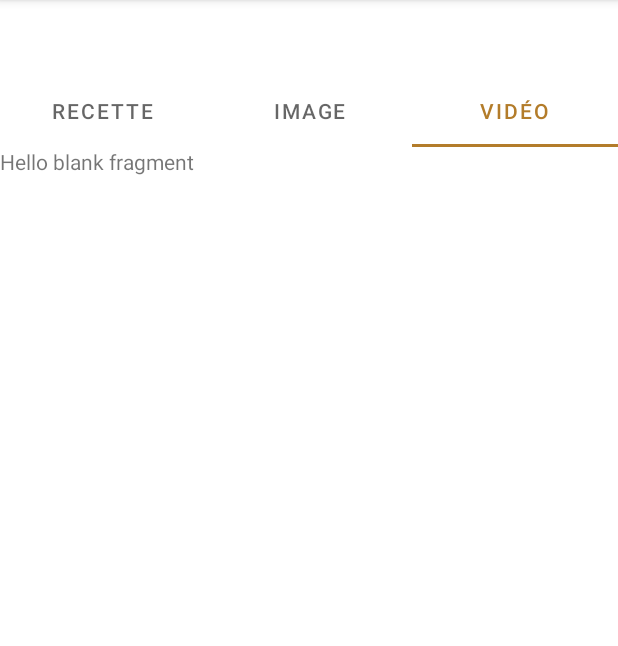
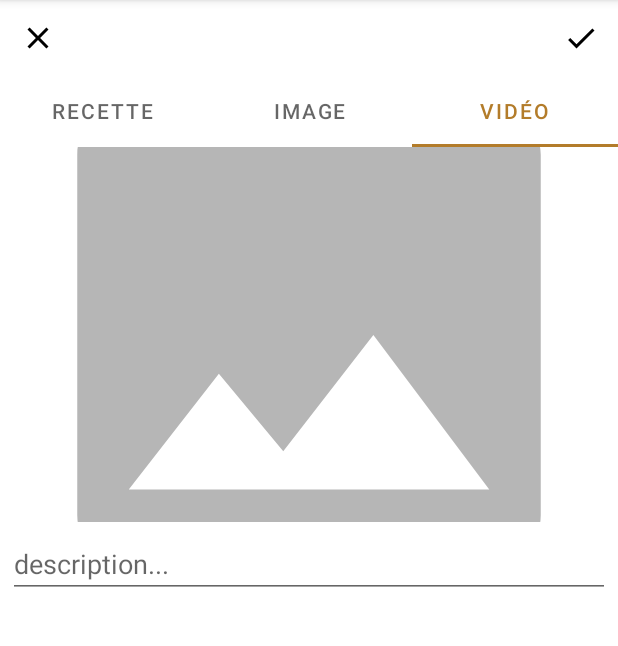
Before and after one commit to AyAztuB/foodstache, an Android app: the AddPicturesActivity screen opened directly, with no data from a screen before it, tab 3 chosen, on a phone screen of 412 x 824 dp, the part 84-730 px from its top. Run offline under Robolectric (Android 15) with nearby library versions, the phone set to English and light mode, and no system bars; our stand-ins replace Firebase (no records; nobody signed in at launch, a user with empty details on screens opened directly).

Commit message:
interface add

```diff
--- a/Foodstache/app/src/main/java/com/example/foodstache/AddPicturesActivity.kt
+++ b/Foodstache/app/src/main/java/com/example/foodstache/AddPicturesActivity.kt
@@ -1,16 +1,27 @@
 package com.example.foodstache
 import android.annotation.SuppressLint
 import android.content.Intent
+import android.net.Uri
 import androidx.appcompat.app.AppCompatActivity
 import android.os.Bundle
+import android.text.TextUtils
 import android.widget.ImageButton
+import android.widget.Toast
 import androidx.viewpager2.widget.ViewPager2
 import com.example.foodstache.Fragments.AddTabPageAdapter
 import com.google.android.material.tabs.TabLayout
+import com.google.firebase.storage.FirebaseStorage
+import com.google.firebase.storage.StorageReference
+import com.google.firebase.storage.StorageTask
 
 class AddPicturesActivity : AppCompatActivity() {
 
     private lateinit var BackBtn : ImageButton
+    private lateinit var AddBtn : ImageButton
+
+    private var myUrl =""
+    private var ImageUri: Uri?= null
+    private var StoragePostRef:StorageReference?=null
     @SuppressLint("MissingInflatedId")
     override fun onCreate(savedInstanceState: Bundle?) {
         super.onCreate(savedInstanceState)
@@ -45,5 +56,26 @@ class AddPicturesActivity : AppCompatActivity() {
             override fun onTabReselected(tab: TabLayout.Tab?) {}
 
         })
+
+        StoragePostRef=FirebaseStorage.getInstance().reference.child("Posts")
+
+        AddBtn = findViewById(R.id.add_check_btn)
+        AddBtn.setOnClickListener { UploadPost() }
+
+
+    }
+
+    private fun UploadPost()
+    {
+        when
+        {
+            ImageUri==null -> Toast.makeText(this, "Please select Post first", Toast.LENGTH_LONG)
+            else -> {
+                val fileRef= StoragePostRef!!.child(System.currentTimeMillis().toString())
+                var uploadTask:StorageTask<*>
+                uploadTask=fileRef.putFile(ImageUri!!)
+            }
+
+        }
     }
 }
--- a/Foodstache/app/src/main/java/com/example/foodstache/BottomNavigation.kt
+++ b/Foodstache/app/src/main/java/com/example/foodstache/BottomNavigation.kt
@@ -38,6 +38,7 @@ class BottomNavigation : AppCompatActivity() {
                 return@OnNavigationItemSelectedListener true
             }
             R.id.nav_add -> {
+                item.isChecked=false
                 startActivity(Intent(this, AddPicturesActivity::class.java))
                 return@OnNavigationItemSelectedListener true
             }
--- /dev/null
+++ b/Foodstache/app/src/main/res/drawable/check.xml
@@ -0,0 +1,5 @@
+<vector android:height="24dp" android:tint="#000000"
+    android:viewportHeight="24" android:viewportWidth="24"
+    android:width="24dp" xmlns:android="http://schemas.android.com/apk/res/android">
+    <path android:fillColor="@android:color/white" android:pathData="M9,16.17L4.83,12l-1.42,1.41L9,19 21,7l-1.41,-1.41z"/>
+</vector>
--- /dev/null
+++ b/Foodstache/app/src/main/res/drawable/empty_photo.xml
@@ -0,0 +1,5 @@
+<vector android:height="24dp" android:tint="#B6B6B6"
+    android:viewportHeight="24" android:viewportWidth="24"
+    android:width="24dp" xmlns:android="http://schemas.android.com/apk/res/android">
+    <path android:fillColor="@android:color/white" android:pathData="M21,19V5c0,-1.1 -0.9,-2 -2,-2H5c-1.1,0 -2,0.9 -2,2v14c0,1.1 0.9,2 2,2h14c1.1,0 2,-0.9 2,-2zM8.5,13.5l2.5,3.01L14.5,12l4.5,6H5l3.5,-4.5z"/>
+</vector>
--- /dev/null
+++ b/Foodstache/app/src/main/res/drawable/quit.xml
@@ -0,0 +1,5 @@
+<vector android:height="24dp" android:tint="#000000"
+    android:viewportHeight="24" android:viewportWidth="24"
+    android:width="24dp" xmlns:android="http://schemas.android.com/apk/res/android">
+    <path android:fillColor="@android:color/white" android:pathData="M19,6.41L17.59,5 12,10.59 6.41,5 5,6.41 10.59,12 5,17.59 6.41,19 12,13.41 17.59,19 19,17.59 13.41,12z"/>
+</vector>
--- a/Foodstache/app/src/main/res/layout/activity_add_pictures.xml
+++ b/Foodstache/app/src/main/res/layout/activity_add_pictures.xml
@@ -16,7 +16,8 @@
             style="?android:attr/buttonBarButtonStyle"
             android:layout_width="50dp"
             android:layout_height="50dp"
-            android:src="@drawable/back_btn"
+            android:layout_alignParentStart="true"
+            android:src="@drawable/quit"
             android:padding="14dp">
 
         </ImageButton>
@@ -29,6 +30,17 @@
             android:textColor="#FFFFFFFF"
             android:textStyle="bold"
             android:textSize="18sp"/>
+
+        <ImageButton
+            android:id="@+id/add_check_btn"
+            style="?android:attr/buttonBarButtonStyle"
+            android:layout_width="50dp"
+            android:layout_height="50dp"
+            android:layout_alignParentEnd="true"
+            android:src="@drawable/check"
+            android:padding="14dp">
+
+        </ImageButton>
 
     </RelativeLayout>
 
--- a/Foodstache/app/src/main/res/layout/fragment_add_video.xml
+++ b/Foodstache/app/src/main/res/layout/fragment_add_video.xml
@@ -1,14 +1,24 @@
 <?xml version="1.0" encoding="utf-8"?>
-<FrameLayout xmlns:android="http://schemas.android.com/apk/res/android"
-    xmlns:tools="http://schemas.android.com/tools"
+<LinearLayout
+xmlns:android="http://schemas.android.com/apk/res/android"
+xmlns:tools="http://schemas.android.com/tools"
+android:layout_width="match_parent"
+android:layout_height="match_parent"
+android:orientation="vertical"
+tools:context=".Fragments.AddVideoFragment">
+
+<ImageView
+    android:id="@+id/video_to_add"
     android:layout_width="match_parent"
-    android:layout_height="match_parent"
-    tools:context=".Fragments.AddVideoFragment">
+    android:layout_height="250dp"
+    android:scaleType="centerCrop"
+    android:src="@drawable/empty_photo"/>
 
-    <!-- TODO: Update blank fragment layout -->
-    <TextView
-        android:layout_width="match_parent"
-        android:layout_height="match_parent"
-        android:text="@string/hello_blank_fragment" />
+<EditText
+    android:id="@+id/add_video_description"
+    android:layout_width="match_parent"
+    android:layout_height="wrap_content"
+    android:layout_margin="5dp"
+    android:hint="description..."/>
 
-</FrameLayout>
+</LinearLayout>
```
Also changed, not shown: Foodstache/app/src/main/res/layout/fragment_add_image.xml (+16 -6 lines), Foodstache/app/src/main/res/layout/fragment_add_recette.xml (+9 -6 lines).
